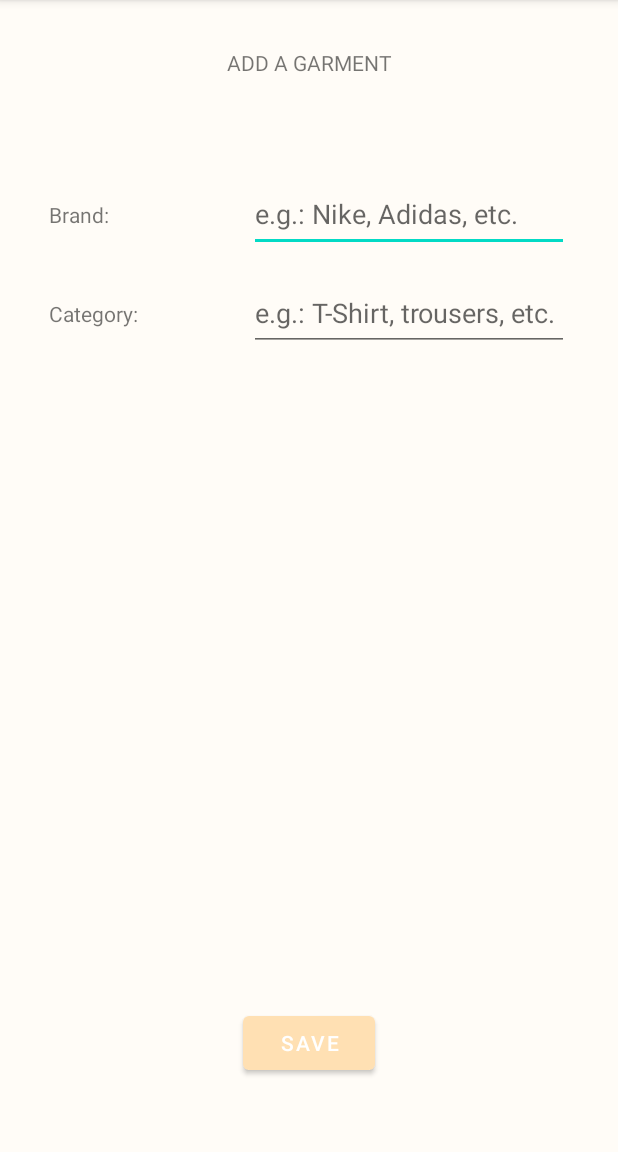
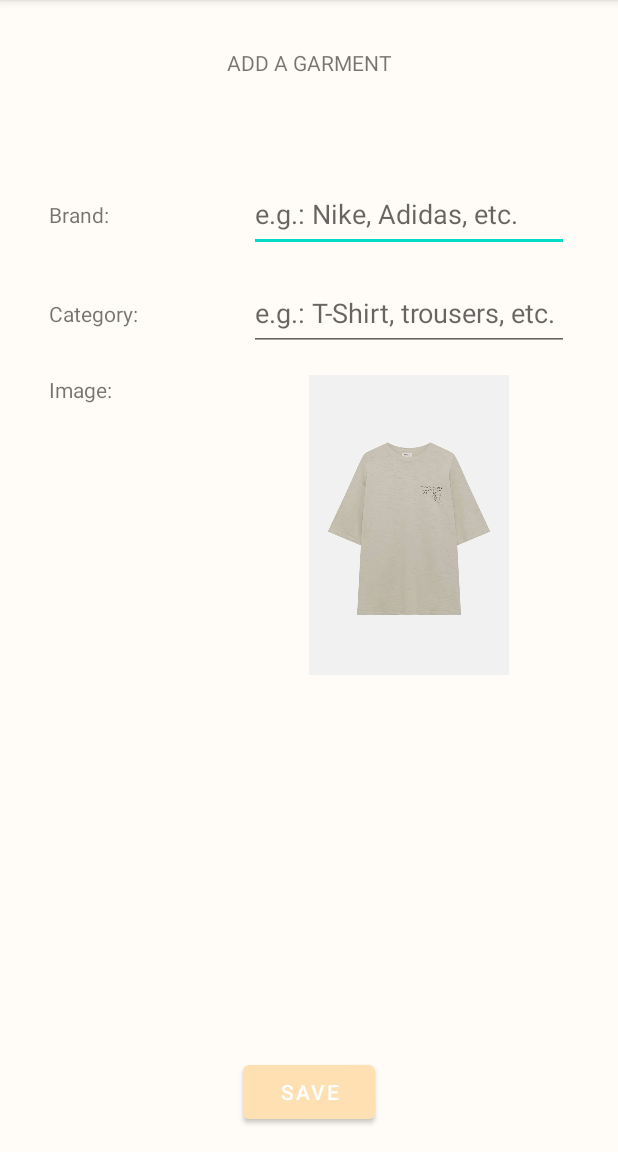
Before and after one commit to carlosoliva2000/my-closet, an Android app: the fragment AddGarmentFragment shown on its own in the app's theme, on a phone screen of 412 x 824 dp, the part 84-1236 px from its top. Run offline under Robolectric (Android 15) with nearby library versions, the phone set to English and light mode, and no system bars; pictures from the network do not load.

Commit message:
Changed Garment model with images
Now a garment will store the Uri of an image

```diff
--- a/app/src/main/java/com/example/mycloset/data/AppDatabase.java
+++ b/app/src/main/java/com/example/mycloset/data/AppDatabase.java
@@ -5,11 +5,14 @@ import android.content.Context;
 import androidx.room.Database;
 import androidx.room.Room;
 import androidx.room.RoomDatabase;
+import androidx.room.TypeConverter;
+import androidx.room.TypeConverters;
 
 import com.example.mycloset.data.daos.GarmentDao;
 import com.example.mycloset.data.entities.Garment;
 
 @Database(entities = {Garment.class}, version = 1)
+@TypeConverters(Converters.class)
 public abstract class AppDatabase extends RoomDatabase {
     private static AppDatabase instance = null;
     public static AppDatabase get(Context context) {
--- a/app/src/main/java/com/example/mycloset/data/entities/Garment.java
+++ b/app/src/main/java/com/example/mycloset/data/entities/Garment.java
@@ -1,4 +1,6 @@
 package com.example.mycloset.data.entities;
+
+import android.net.Uri;
 
 import androidx.room.Entity;
 import androidx.room.PrimaryKey;
@@ -10,12 +12,14 @@ public class Garment {
 
     public String brand;
     public String category;
+    public Uri uri;
 
     @Override
     public String toString() {
         return "Garment{" +
                 "brand='" + brand + '\'' +
                 ", category='" + category + '\'' +
+                ", uri='" + uri + '\'' +
                 '}';
     }
 }
--- a/app/src/main/java/com/example/mycloset/ui/closet/AddGarmentFragment.java
+++ b/app/src/main/java/com/example/mycloset/ui/closet/AddGarmentFragment.java
@@ -1,13 +1,19 @@
 package com.example.mycloset.ui.closet;
 
+import android.content.Intent;
+import android.net.Uri;
 import android.os.Bundle;
 
+import androidx.activity.result.ActivityResultLauncher;
+import androidx.activity.result.PickVisualMediaRequest;
+import androidx.activity.result.contract.ActivityResultContracts;
 import androidx.annotation.NonNull;
 import androidx.annotation.Nullable;
 import androidx.fragment.app.Fragment;
 import androidx.fragment.app.FragmentManager;
 import androidx.fragment.app.FragmentTransaction;
 
+import android.util.Log;
 import android.view.LayoutInflater;
 import android.view.View;
 import android.view.ViewGroup;
@@ -17,6 +23,8 @@ import com.example.mycloset.data.AppDatabase;
 import com.example.mycloset.data.entities.Garment;
 import com.example.mycloset.databinding.FragmentAddGarmentBinding;
 
+import java.io.File;
+
 /**
  * A simple {@link Fragment} subclass.
  * Use the {@link AddGarmentFragment} factory method to
@@ -25,6 +33,26 @@ import com.example.mycloset.databinding.FragmentAddGarmentBinding;
 public class AddGarmentFragment extends Fragment {
 
     private FragmentAddGarmentBinding binding;
+    private ActivityResultLauncher<PickVisualMediaRequest> pickMedia;
+
+    @Override
+    public void onCreate(@Nullable Bundle savedInstanceState) {
+        super.onCreate(savedInstanceState);
+        // Registers a photo picker activity launcher in single-select mode.
+        pickMedia =
+                registerForActivityResult(new ActivityResultContracts.PickVisualMedia(), uri -> {
+                    // Callback is invoked after the user selects a media item or closes the
+                    // photo picker.
+//                    File file = new File(String.valueOf(uri.get(0)));
+                    binding.imageViewGarment.setImageURI(uri);
+                    binding.imageViewGarment.setTag(uri);
+                    if (uri != null) {
+                        Log.d("PhotoPicker", "Selected URI: " + uri);
+                    } else {
+                        Log.d("PhotoPicker", "No media selected");
+                    }
+                });
+    }
 
     @Nullable
     @Override
@@ -37,6 +65,7 @@ public class AddGarmentFragment extends Fragment {
                 Garment garment = new Garment();
                 garment.brand = binding.editTextBrand.getText().toString();
                 garment.category = binding.editTextCategory.getText().toString();
+                garment.uri = (Uri) binding.imageViewGarment.getTag();
 
                 AppDatabase db = AppDatabase.get(view.getContext());
                 new Thread(new Runnable() {
@@ -56,8 +85,23 @@ public class AddGarmentFragment extends Fragment {
             }
         });
 
+        binding.imageViewGarment.setOnClickListener(new View.OnClickListener() {
+            @Override
+            public void onClick(View view) {
+                pickMedia.launch(new PickVisualMediaRequest.Builder()
+                        .setMediaType(ActivityResultContracts.PickVisualMedia.ImageOnly.INSTANCE)
+                        .build());
+            }
+        });
+
         return binding.getRoot();
     }
+
+//    @Override
+//    public void onActivityResult(int requestCode, int resultCode, @Nullable Intent data) {
+//        super.onActivityResult(requestCode, resultCode, data);
+//        Log.d("MIC", "MICCCCCCCCCCCCC");
+//    }
 
     public void replaceFragment() {
         // Animations: https://developer.android.com/guide/fragments/animate
--- a/app/src/main/res/layout/fragment_add_garment.xml
+++ b/app/src/main/res/layout/fragment_add_garment.xml
@@ -75,12 +75,37 @@
             android:id="@+id/buttonSave"
             android:layout_width="wrap_content"
             android:layout_height="wrap_content"
+            android:layout_marginBottom="16dp"
             android:text="Save"
             app:layout_constraintBottom_toBottomOf="parent"
             app:layout_constraintEnd_toEndOf="parent"
-            app:layout_constraintStart_toStartOf="parent"
-            app:layout_constraintTop_toBottomOf="@+id/editTextCategory"
-            app:layout_constraintVertical_bias="0.9" />
+            app:layout_constraintStart_toStartOf="parent" />
+
+        <TextView
+            android:id="@+id/textView8"
+            android:layout_width="100dp"
+            android:layout_height="50dp"
+            android:layout_marginTop="16dp"
+            android:text="Image:"
+            app:layout_constraintStart_toStartOf="@+id/textViewCategory"
+            app:layout_constraintTop_toBottomOf="@+id/textViewCategory" />
+
+<!--        <-->
+<!--            android:layout_width="match_parent"-->
+<!--            android:layout_height="96dp"-->
+<!--            android:scaleType="centerCrop"-->
+<!--            app:shapeAppearance="?attr/shapeAppearanceMediumComponent"-->
+<!--            app:shapeAppearanceOverlay="@style/ShapeAppearanceOverlay.App.Card.Media"-->
+<!--            app:srcCompat="@drawable/armario" />-->
+
+        <com.google.android.material.imageview.ShapeableImageView
+            android:id="@+id/imageViewGarment"
+            android:layout_width="200dp"
+            android:layout_height="200dp"
+            app:layout_constraintEnd_toEndOf="@+id/editTextCategory"
+            app:layout_constraintStart_toStartOf="@+id/editTextCategory"
+            app:layout_constraintTop_toTopOf="@+id/textView8"
+            app:srcCompat="@drawable/camiseta" />
 
     </androidx.constraintlayout.widget.ConstraintLayout>
 </androidx.core.widget.NestedScrollView>
```
Also changed, not shown: app/src/main/java/com/example/mycloset/data/Converters.java (added, +18 -0 lines).
